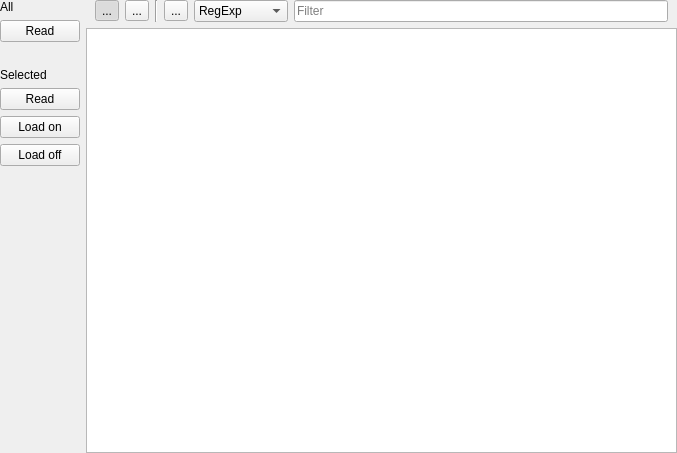
The window that zbyrator-src/relaywdgt.ui (KTS-Intek/quick-collect) describes before a commit, drawn with Qt 5.
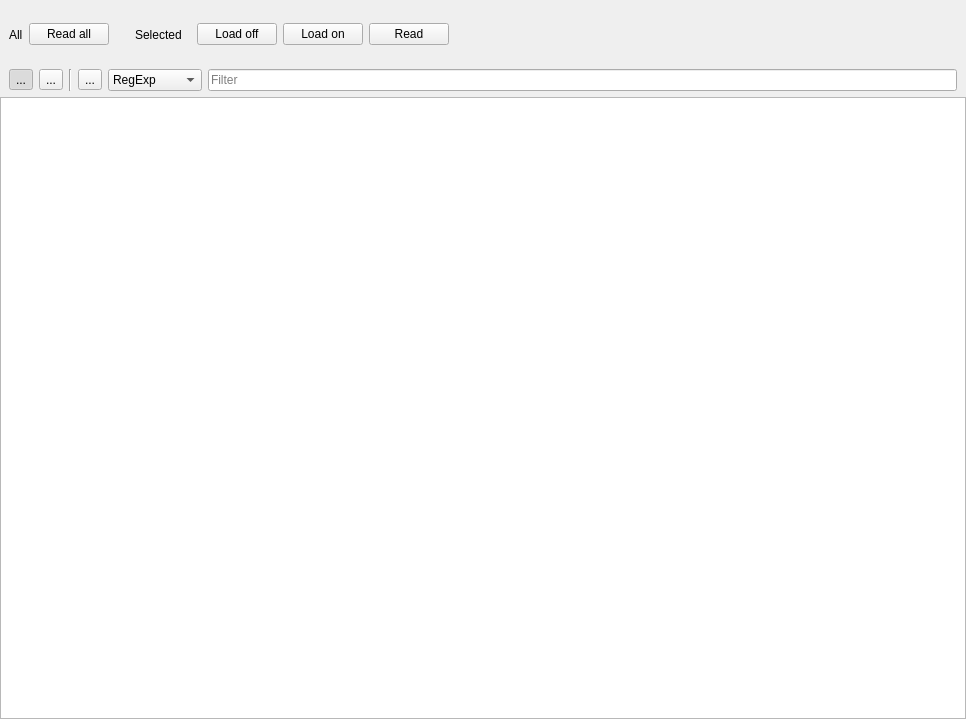
The same window after the commit. Icons and pictures are not drawn.

Diff of the .ui file:
```diff
--- a/zbyrator-src/relaywdgt.ui
+++ b/zbyrator-src/relaywdgt.ui
@@ -6,14 +6,14 @@
    <rect>
     <x>0</x>
     <y>0</y>
-    <width>677</width>
-    <height>453</height>
+    <width>966</width>
+    <height>719</height>
    </rect>
   </property>
   <property name="windowTitle">
    <string>Form</string>
   </property>
-  <layout class="QGridLayout" name="gridLayout">
+  <layout class="QVBoxLayout" name="verticalLayout_2">
    <property name="leftMargin">
     <number>0</number>
    </property>
@@ -26,7 +26,7 @@
    <property name="bottomMargin">
     <number>0</number>
    </property>
-   <item row="0" column="0" rowspan="2">
+   <item>
     <widget class="QWidget" name="widget" native="true">
      <property name="sizePolicy">
       <sizepolicy hsizetype="Fixed" vsizetype="Preferred">
@@ -34,18 +34,12 @@
        <verstretch>0</verstretch>
       </sizepolicy>
      </property>
-     <layout class="QVBoxLayout" name="verticalLayout_4">
-      <property name="leftMargin">
-       <number>0</number>
-      </property>
+     <layout class="QHBoxLayout" name="horizontalLayout_2">
       <property name="topMargin">
-       <number>0</number>
-      </property>
-      <property name="rightMargin">
-       <number>0</number>
+       <number>9</number>
       </property>
       <property name="bottomMargin">
-       <number>0</number>
+       <number>3</number>
       </property>
       <item>
        <widget class="QLabel" name="label">
@@ -57,7 +51,7 @@
       <item>
        <widget class="QPushButton" name="pbReadAll">
         <property name="text">
-         <string>Read</string>
+         <string>Read all</string>
         </property>
         <property name="icon">
          <iconset resource="../res.qrc">
@@ -66,17 +60,17 @@
        </widget>
       </item>
       <item>
-       <spacer name="horizontalSpacer">
+       <spacer name="verticalSpacer_2">
         <property name="orientation">
-         <enum>Qt::Horizontal</enum>
+         <enum>Qt::Vertical</enum>
         </property>
         <property name="sizeType">
          <enum>QSizePolicy::Ignored</enum>
         </property>
         <property name="sizeHint" stdset="0">
          <size>
-          <width>77</width>
-          <height>20</height>
+          <width>20</width>
+          <height>51</height>
          </size>
         </property>
        </spacer>
@@ -96,10 +90,7 @@
           <verstretch>0</verstretch>
          </sizepolicy>
         </property>
-        <layout class="QVBoxLayout" name="verticalLayout_2">
-         <property name="leftMargin">
-          <number>0</number>
-         </property>
+        <layout class="QHBoxLayout" name="horizontalLayout">
          <property name="topMargin">
           <number>0</number>
          </property>
@@ -109,28 +100,6 @@
          <property name="bottomMargin">
           <number>0</number>
          </property>
-         <item>
-          <widget class="QPushButton" name="pbRead">
-           <property name="text">
-            <string>Read</string>
-           </property>
-           <property name="icon">
-            <iconset resource="../res.qrc">
-             <normaloff>:/katynko/svg/format-disconnect-node.svg</normaloff>:/katynko/svg/format-disconnect-node.svg</iconset>
-           </property>
-          </widget>
-         </item>
-         <item>
-          <widget class="QPushButton" name="pbLoadOn">
-           <property name="text">
-            <string>Load on</string>
-           </property>
-           <property name="icon">
-            <iconset resource="../res.qrc">
-             <normaloff>:/katynko/svg3/relay-load-on.svg</normaloff>:/katynko/svg3/relay-load-on.svg</iconset>
-           </property>
-          </widget>
-         </item>
          <item>
           <widget class="QPushButton" name="pbLoadOff">
            <property name="text">
@@ -142,18 +111,43 @@
            </property>
           </widget>
          </item>
+         <item>
+          <widget class="QPushButton" name="pbLoadOn">
+           <property name="text">
+            <string>Load on</string>
+           </property>
+           <property name="icon">
+            <iconset resource="../res.qrc">
+             <normaloff>:/katynko/svg3/relay-load-on.svg</normaloff>:/katynko/svg3/relay-load-on.svg</iconset>
+           </property>
+          </widget>
+         </item>
+         <item>
+          <widget class="QPushButton" name="pbRead">
+           <property name="text">
+            <string>Read</string>
+           </property>
+           <property name="icon">
+            <iconset resource="../res.qrc">
+             <normaloff>:/katynko/svg/format-disconnect-node.svg</normaloff>:/katynko/svg/format-disconnect-node.svg</iconset>
+           </property>
+          </widget>
+         </item>
         </layout>
        </widget>
       </item>
       <item>
-       <spacer name="verticalSpacer">
+       <spacer name="horizontalSpacer">
         <property name="orientation">
-         <enum>Qt::Vertical</enum>
+         <enum>Qt::Horizontal</enum>
+        </property>
+        <property name="sizeType">
+         <enum>QSizePolicy::Expanding</enum>
         </property>
         <property name="sizeHint" stdset="0">
          <size>
-          <width>20</width>
-          <height>261</height>
+          <width>77</width>
+          <height>20</height>
          </size>
         </property>
        </spacer>
@@ -161,7 +155,7 @@
      </layout>
     </widget>
    </item>
-   <item row="0" column="1">
+   <item>
     <layout class="QHBoxLayout" name="horizontalLayout_61">
      <property name="leftMargin">
       <number>9</number>
@@ -259,7 +253,7 @@
      </item>
     </layout>
    </item>
-   <item row="1" column="1">
+   <item>
     <widget class="QStackedWidget" name="stackedWidget">
      <property name="sizePolicy">
       <sizepolicy hsizetype="Expanding" vsizetype="Expanding">
```
Left out of the diff: 3 changed lines with no effect on the pictures.
